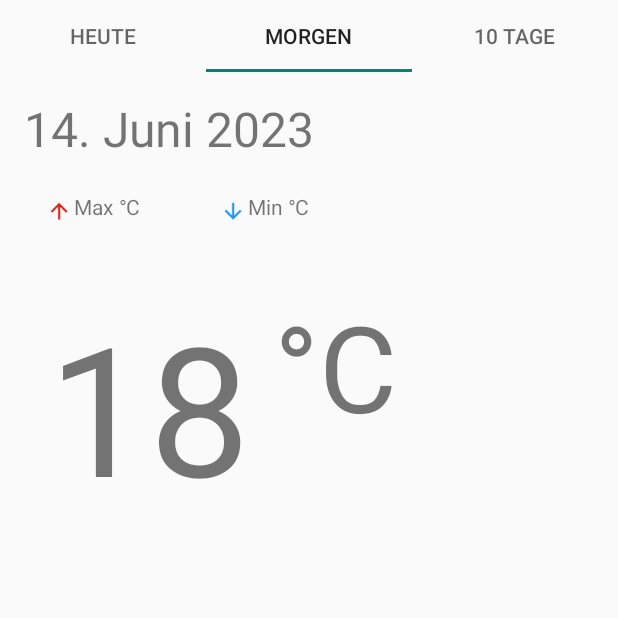
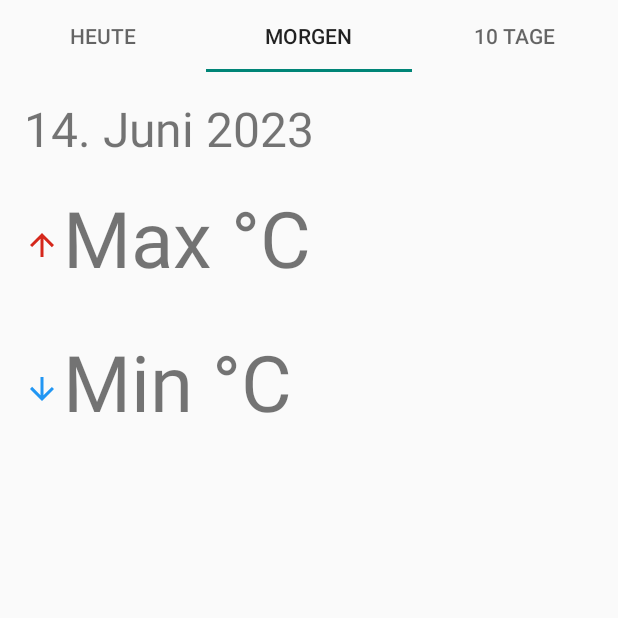
Before and after one commit to JuliaAbramenko/WeatherApp, an Android app: the screen it shows after launch (MainActivity), tab 2 chosen, on a phone screen of 412 x 824 dp, the top half of it. Run offline under Robolectric (Android 15) with nearby library versions, the phone set to English and light mode, and no system bars; our stand-ins replace data binding; network calls fail; 1 statement that could not run was skipped.

Commit message:
Added data initialization to TomorrowWeatherFragment

```diff
--- a/app/src/main/java/com/example/weatherapp/ui/fragments/TomorrowWeatherFragment.kt
+++ b/app/src/main/java/com/example/weatherapp/ui/fragments/TomorrowWeatherFragment.kt
@@ -10,10 +10,14 @@ import com.example.weatherapp.R
 import com.example.weatherapp.data.db.DailyWeatherEntity
 import com.example.weatherapp.databinding.FragmentTodayWeatherBinding
 import com.example.weatherapp.databinding.FragmentTomorrowWeatherBinding
+import com.example.weatherapp.util.WeatherCodeAndTimeToIcon
+import java.time.format.DateTimeFormatter
+import java.time.format.FormatStyle
 
 class TomorrowWeatherFragment : Fragment() {
 
     private lateinit var binding : FragmentTomorrowWeatherBinding
+    private var codeTransformer = WeatherCodeAndTimeToIcon()
     override fun onCreateView(
         inflater: LayoutInflater, container: ViewGroup?,
         savedInstanceState: Bundle?
@@ -23,6 +27,12 @@ class TomorrowWeatherFragment : Fragment() {
     }
 
     fun setData(dailyWeatherEntities: List<DailyWeatherEntity>){
+        val weatherImage = codeTransformer.getIcon(true, dailyWeatherEntities[1].dailyWeatherCode)
+        binding.tomorrowWeatherIcon.setImageResource(weatherImage)
 
+        val formatter = DateTimeFormatter.ofLocalizedDateTime(FormatStyle.MEDIUM)
+        binding.tomorrowWeatherDateTitle.text = dailyWeatherEntities[1].timestamp.toString().format(formatter)
+        binding.tomorrowWeatherMaxTemp.text = dailyWeatherEntities[1].dailyTemperature2mMax.toString()
+        binding.tomorrowWeatherMinTemp.text = dailyWeatherEntities[1].dailyTemperature2mMin.toString()
     }
 }
--- a/app/src/main/res/layout/fragment_tomorrow_weather.xml
+++ b/app/src/main/res/layout/fragment_tomorrow_weather.xml
@@ -25,55 +25,36 @@
 
             <TextView
                 android:id="@+id/tomorrowWeatherMaxTemp"
-                android:layout_width="100dp"
-                android:layout_height="35dp"
+                android:layout_width="200dp"
+                android:layout_height="80dp"
                 android:layout_margin="16dp"
                 android:layout_marginTop="8dp"
                 android:drawableLeft="@drawable/arrow_up"
-                android:scaleX="0.7"
-                android:scaleY="0.7"
+                android:drawablePadding="2dp"
                 android:drawableTint="@color/red"
-                android:drawablePadding="2dp"
+                android:scaleX="1"
+                android:scaleY="1"
                 android:text="Max °C"
-                android:textSize="20sp"
+                android:textSize="52sp"
                 app:layout_constraintStart_toStartOf="parent"
                 app:layout_constraintTop_toBottomOf="@+id/tomorrowWeatherDateTitle" />
 
+
             <TextView
                 android:id="@+id/tomorrowWeatherMinTemp"
-                android:layout_width="100dp"
-                android:layout_height="35dp"
+                android:layout_width="200dp"
+                android:layout_height="80dp"
                 android:layout_margin="16dp"
-                android:layout_marginTop="16dp"
+                android:layout_marginTop="32dp"
                 android:drawableLeft="@drawable/arrow_down"
-                android:scaleX="0.7"
-                android:scaleY="0.7"
+                android:drawablePadding="2dp"
                 android:drawableTint="@color/blue"
-                android:drawablePadding="2dp"
+                android:scaleX="1"
+                android:scaleY="1"
                 android:text="Min °C"
-                android:textSize="20sp"
-                app:layout_constraintStart_toEndOf="@+id/tomorrowWeatherMaxTemp"
-                app:layout_constraintTop_toBottomOf="@+id/tomorrowWeatherDateTitle" />
-
-            <TextView
-                android:id="@+id/tomorrowWeatherCurrentTemp"
-                android:layout_width="wrap_content"
-                android:layout_height="wrap_content"
-                android:layout_margin="32dp"
-                android:text="18"
-                android:textSize="120sp"
+                android:textSize="52sp"
                 app:layout_constraintStart_toStartOf="parent"
                 app:layout_constraintTop_toBottomOf="@+id/tomorrowWeatherMaxTemp" />
-
-            <TextView
-                android:id="@+id/tomorrowWeatherCurrentCelsius"
-                android:layout_width="wrap_content"
-                android:layout_height="wrap_content"
-                android:layout_marginStart="16dp"
-                android:text="°C"
-                android:textSize="80sp"
-                app:layout_constraintStart_toEndOf="@+id/tomorrowWeatherCurrentTemp"
-                app:layout_constraintTop_toTopOf="@+id/tomorrowWeatherCurrentTemp" />
 
             <ImageView
                 android:id="@+id/tomorrowWeatherIcon"
```
